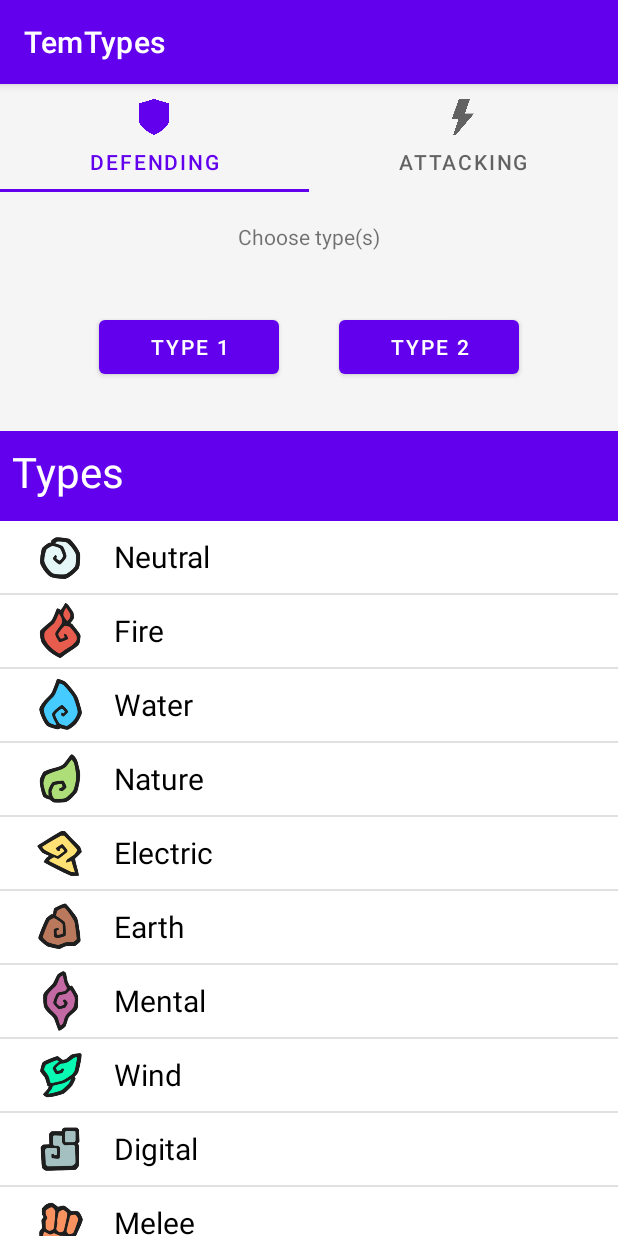
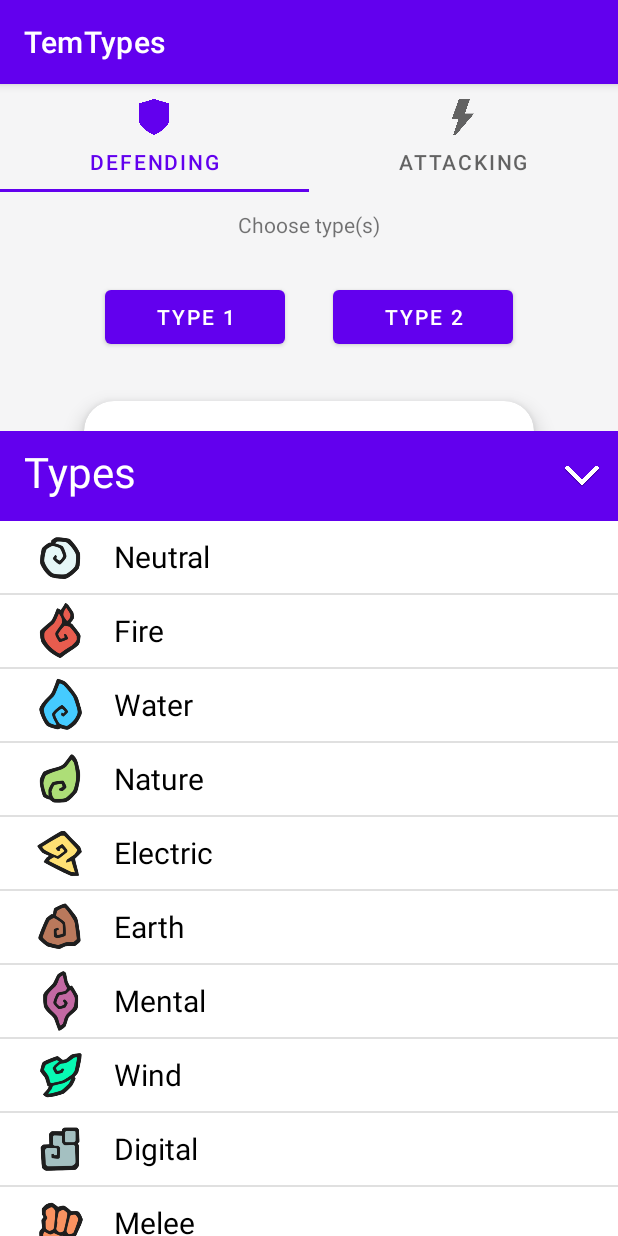
Before and after one commit to iurizar/TemTypes.Android, an Android app: the screen it shows after launch (MainActivity), after a tap on "TYPE 1", on a phone screen of 412 x 824 dp. Run offline under Robolectric (Android 15) with nearby library versions, the phone set to English and light mode, and no system bars.

Commit message:
1.0 Version

```diff
--- a/app/src/main/java/com/iurizar/temtypesandroid/activities/MainActivity.java
+++ b/app/src/main/java/com/iurizar/temtypesandroid/activities/MainActivity.java
@@ -3,6 +3,7 @@ package com.iurizar.temtypesandroid.activities;
 import androidx.appcompat.app.AppCompatActivity;
 import androidx.appcompat.app.AppCompatDelegate;
 import androidx.fragment.app.Fragment;
+import androidx.fragment.app.FragmentActivity;
 import androidx.fragment.app.FragmentManager;
 import androidx.fragment.app.FragmentTransaction;
 
@@ -10,6 +11,7 @@ import android.os.Bundle;
 import android.util.Log;
 import android.view.View;
 import android.widget.AdapterView;
+import android.widget.ImageView;
 import android.widget.LinearLayout;
 import android.widget.ListView;
 
@@ -36,6 +38,7 @@ public class MainActivity extends AppCompatActivity {
     BottomSheetBehavior bsb;
     LinearLayout bottomSheet;
     ListView typeListView;
+    ImageView downIcon;
     public TypeWeakness responseType;
     private int position;
     private static final String[] TYPE_LIST = {"Neutral", "Fire", "Water", "Nature",
@@ -67,6 +70,14 @@ public class MainActivity extends AppCompatActivity {
         typeListView.setAdapter(listViewAdapter);
 
         bsb.setState(BottomSheetBehavior.STATE_HIDDEN);
+
+        downIcon = findViewById(R.id.down_icon);
+        downIcon.setOnClickListener(new View.OnClickListener() {
+            @Override
+            public void onClick(View view) {
+                bsb.setState(BottomSheetBehavior.STATE_HIDDEN);
+            }
+        });
 
 
         Fragment fragment = new DefendingFragment();
--- a/app/src/main/res/layout/bottom_sheet_main.xml
+++ b/app/src/main/res/layout/bottom_sheet_main.xml
@@ -10,18 +10,35 @@
     app:behavior_hideable="true"
     android:background="@color/white"
     tools:showIn="@layout/activity_main">
-    <TextView
+    <RelativeLayout
         android:layout_width="match_parent"
-        android:layout_height="60dp"
-        android:textSize="28dp"
-        android:padding="8dp"
-        android:textColor="@color/white"
+        android:layout_height="wrap_content"
         android:background="@color/purple_500"
-        android:text="Types"/>
+        android:orientation="horizontal"
+        android:gravity="center_vertical">
+        <TextView
+            android:layout_width="wrap_content"
+            android:layout_height="60dp"
+            android:textSize="28dp"
+            android:padding="8dp"
+            android:layout_marginLeft="8dp"
+            android:textColor="@color/white"
+            android:layout_alignParentLeft="true"
+            android:text="Types"/>
+
+        <ImageView
+            android:id="@+id/down_icon"
+            android:layout_width="24dp"
+            android:layout_height="24dp"
+            android:layout_marginRight="12dp"
+            android:layout_alignParentRight="true"
+            android:layout_centerVertical="true"
+            android:src="@drawable/down_arrow_white" />
+
+
+    </RelativeLayout>
     <ListView
         android:id="@+id/types_list_view"
         android:layout_width="match_parent"
         android:layout_height="wrap_content"/>
-
-
 </LinearLayout>
--- a/app/src/main/res/layout/fragment_defending.xml
+++ b/app/src/main/res/layout/fragment_defending.xml
@@ -14,7 +14,7 @@
 
         <!--Top TextView-->
         <TextView
-            android:layout_margin="20dp"
+            android:layout_margin="12dp"
             android:layout_width="wrap_content"
             android:layout_height="wrap_content"
             android:text="Choose type(s)" />
@@ -29,14 +29,14 @@
                 android:id="@+id/button_type1"
                 android:layout_width="120dp"
                 android:layout_height="wrap_content"
-                android:layout_margin="20dp"
+                android:layout_margin="16dp"
                 android:text="Type 1" />
 
             <Button
                 android:id="@+id/button_type2"
                 android:layout_width="120dp"
                 android:layout_height="wrap_content"
-                android:layout_margin="20dp"
+                android:layout_margin="16dp"
                 android:text="Type 2" />
         </LinearLayout>
 
@@ -47,7 +47,7 @@
             android:layout_gravity="center"
             android:layout_width="300dp"
             android:layout_height="350dp"
-            android:layout_margin="24dp"
+            android:layout_margin="16dp"
             card_view:cardCornerRadius="20dp"
             card_view:cardElevation="8dp">
 
@@ -284,14 +284,27 @@
                 android:id="@+id/text_view_madeby"
                 android:layout_width="wrap_content"
                 android:layout_height="wrap_content"
-                android:textSize="12dp"
+                android:textSize="8dp"
                 android:text="@string/madeby"/>
             <TextView
                 android:layout_width="wrap_content"
                 android:layout_height="wrap_content"
-                android:textSize="12dp"
+                android:textSize="8dp"
                 android:text="@string/disclaimer"/>
         </LinearLayout>
+        <ImageView
+            android:id="@+id/refresh_icon"
+            android:layout_marginTop="16dp"
+            android:layout_width="24dp"
+            android:layout_height="24dp"
+            android:src="@drawable/refresh"/>
+        <TextView
+            android:layout_width="match_parent"
+            android:layout_height="wrap_content"
+            android:layout_marginTop="8dp"
+            android:textSize="12dp"
+            android:text="Push to clear icons"
+            android:gravity="center"/>
 
     </LinearLayout>
 
--- a/app/src/main/res/values/colors.xml
+++ b/app/src/main/res/values/colors.xml
@@ -26,4 +26,5 @@
     <color name="paste_purple_tab">#B399D4</color>
     <color name="light_purple">#c29bff</color>
     <color name="menu_gray">#F5F5F6</color>
+    <color name="text_color">#808080</color>
 </resources>
```
Also changed, not shown: app/src/main/java/com/iurizar/temtypesandroid/fragments/DefendingFragment.java (+34 -12 lines), app/src/main/res/layout/fragment_attacking.xml (+5 -5 lines), app/src/main/res/drawable/down_arrow.png (added), app/src/main/res/drawable/down_arrow_white.png (added), app/src/main/res/drawable/refresh.png (added), app/src/main/res/drawable/unknowntype.png.
